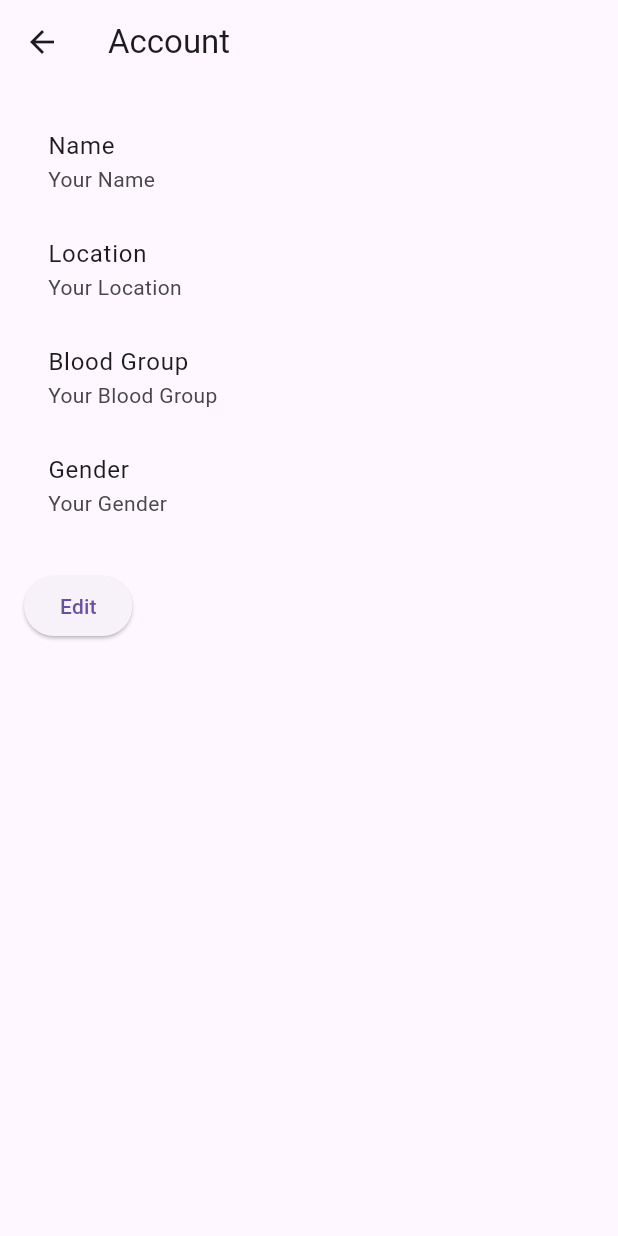
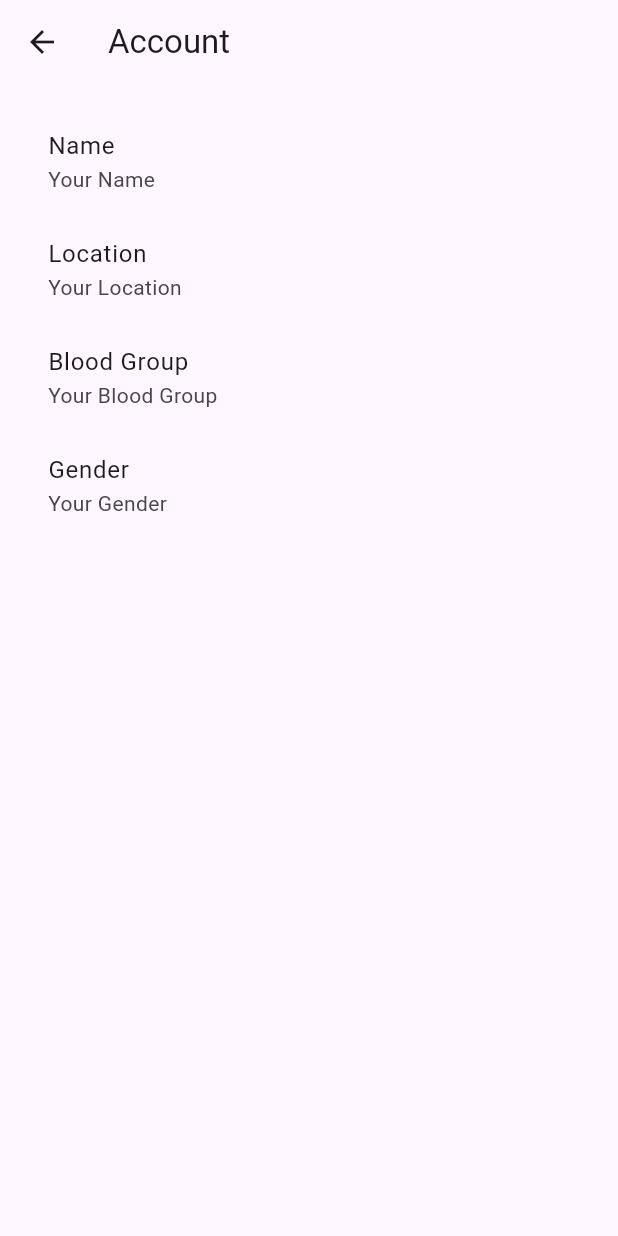
Before and after one commit to aravind-sagar/malaria-shield, a Flutter app: the AccountPage screen opened directly, on a phone screen of 412 x 824 dp. Run offline on Flutter 3.47's test engine with Material 3 defaults, Android fonts, the light colour scheme and no system bars; our stand-ins replace firebase_auth, firebase_core, firebase_database; accounts and stored records are empty.

Commit message:
minor changes

```diff
--- a/lib/account_page.dart
+++ b/lib/account_page.dart
@@ -35,13 +35,6 @@ class AccountPage extends StatelessWidget {
               subtitle: Text(userData.gender),
             ),
             SizedBox(height: 20),
-            ElevatedButton(
-              onPressed: () {
-                // Navigate back to sign up page
-                Navigator.pop(context);
-              },
-              child: Text('Edit'),
-            ),
           ],
         ),
       ),
--- a/lib/authentication.dart
+++ b/lib/authentication.dart
@@ -41,6 +41,7 @@ Future<void> saveUserData(String phoneNumber, UserData userData) async {
     'gender': userData.gender,
     'dob': userData.dob.millisecondsSinceEpoch,
   });
+  print('User data saved: $userData');
 }
 
 Future<void> sendOTP(String phoneNumber) async {
@@ -80,10 +81,15 @@ class UserData {
   DateTime dob; // Added Date of Birth field
 
   UserData({
-    required this.name,
-    required this.location,
-    required this.bloodGroup,
-    required this.gender,
+    this.name = '',
+    this.location = '',
+    this.bloodGroup = '',
+    this.gender = '',
     required this.dob,
   });
+
+  @override
+  String toString() {
+    return 'UserData{name: $name, location: $location, bloodGroup: $bloodGroup, gender: $gender, dob: $dob}';
+  }
 }
--- a/lib/home_page.dart
+++ b/lib/home_page.dart
@@ -1,4 +1,3 @@
-// home_page.dart
 import 'package:flutter/material.dart';
 import 'account_page.dart';
 import 'authentication.dart';
```
Also changed, not shown: lib/signup_page.dart (+8 -1 lines).
